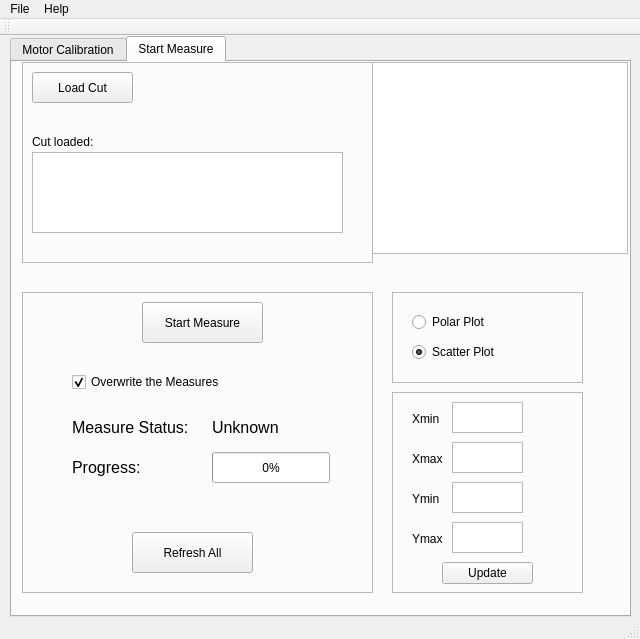
This is mainwindow.ui in gruffoc/GMK as Qt 5 draws it before an edit. The edited form follows.
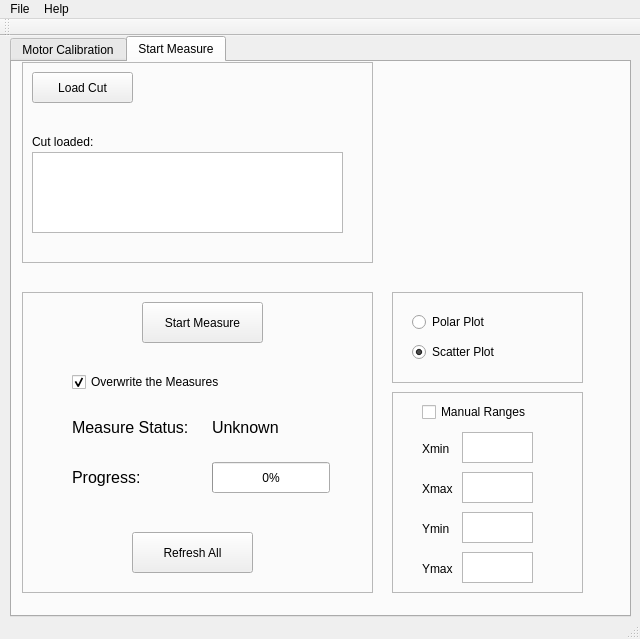
This is the edited form. The open tabs and pages were chosen to show the change.

Commit message:
Grafici Multiserie e Axes ranges
Trovato un sistema per plottare più miusre su serie
dati differenti.

Ad ogni nuova misura, viene stanziata una nuova:

`measure = new QScatterSeries();`
`measure_spline = new QSplineSeries();`

Diff of the .ui file:
```diff
--- a/mainwindow.ui
+++ b/mainwindow.ui
@@ -703,7 +703,7 @@
        <property name="geometry">
         <rect>
          <x>190</x>
-         <y>160</y>
+         <y>170</y>
          <width>118</width>
          <height>31</height>
         </rect>
@@ -716,9 +716,9 @@
        <property name="geometry">
         <rect>
          <x>190</x>
-         <y>120</y>
+         <y>110</y>
          <width>111</width>
-         <height>31</height>
+         <height>51</height>
         </rect>
        </property>
        <property name="font">
@@ -752,7 +752,7 @@
        <property name="geometry">
         <rect>
          <x>50</x>
-         <y>160</y>
+         <y>170</y>
          <width>151</width>
          <height>31</height>
         </rect>
@@ -907,8 +907,8 @@
       <widget class="QLabel" name="label_10">
        <property name="geometry">
         <rect>
-         <x>20</x>
-         <y>20</y>
+         <x>30</x>
+         <y>50</y>
          <width>59</width>
          <height>14</height>
         </rect>
@@ -920,8 +920,8 @@
       <widget class="QLabel" name="label_11">
        <property name="geometry">
         <rect>
-         <x>20</x>
-         <y>60</y>
+         <x>30</x>
+         <y>90</y>
          <width>59</width>
          <height>14</height>
         </rect>
@@ -933,8 +933,8 @@
       <widget class="QLabel" name="label_12">
        <property name="geometry">
         <rect>
-         <x>20</x>
-         <y>140</y>
+         <x>30</x>
+         <y>170</y>
          <width>59</width>
          <height>14</height>
         </rect>
@@ -946,8 +946,8 @@
       <widget class="QLabel" name="label_13">
        <property name="geometry">
         <rect>
-         <x>20</x>
-         <y>100</y>
+         <x>30</x>
+         <y>130</y>
          <width>59</width>
          <height>14</height>
         </rect>
@@ -959,8 +959,8 @@
       <widget class="QTextEdit" name="text_xmin">
        <property name="geometry">
         <rect>
-         <x>60</x>
-         <y>10</y>
+         <x>70</x>
+         <y>40</y>
          <width>71</width>
          <height>31</height>
         </rect>
@@ -981,8 +981,8 @@
       <widget class="QTextEdit" name="text_xmax">
        <property name="geometry">
         <rect>
-         <x>60</x>
-         <y>50</y>
+         <x>70</x>
+         <y>80</y>
          <width>71</width>
          <height>31</height>
         </rect>
@@ -991,8 +991,8 @@
       <widget class="QTextEdit" name="text_ymin">
        <property name="geometry">
         <rect>
-         <x>60</x>
-         <y>90</y>
+         <x>70</x>
+         <y>120</y>
          <width>71</width>
          <height>31</height>
         </rect>
@@ -1001,37 +1001,27 @@
       <widget class="QTextEdit" name="text_ymax">
        <property name="geometry">
         <rect>
-         <x>60</x>
-         <y>130</y>
+         <x>70</x>
+         <y>160</y>
          <width>71</width>
          <height>31</height>
         </rect>
        </property>
       </widget>
-      <widget class="QPushButton" name="update_ranges">
+      <widget class="QCheckBox" name="checkBox_2">
        <property name="geometry">
         <rect>
-         <x>50</x>
-         <y>170</y>
-         <width>91</width>
-         <height>22</height>
+         <x>30</x>
+         <y>10</y>
+         <width>131</width>
+         <height>20</height>
         </rect>
        </property>
        <property name="text">
-        <string>Update</string>
+        <string>Manual Ranges</string>
        </property>
       </widget>
      </widget>
-     <widget class="QTreeView" name="treeView">
-      <property name="geometry">
-       <rect>
-        <x>360</x>
-        <y>0</y>
-        <width>256</width>
-        <height>192</height>
-       </rect>
-      </property>
-     </widget>
     </widget>
    </widget>
   </widget>
```
Left out of the diff: 14 changed lines with no effect on the pictures. The commit also changes 4 other files.
